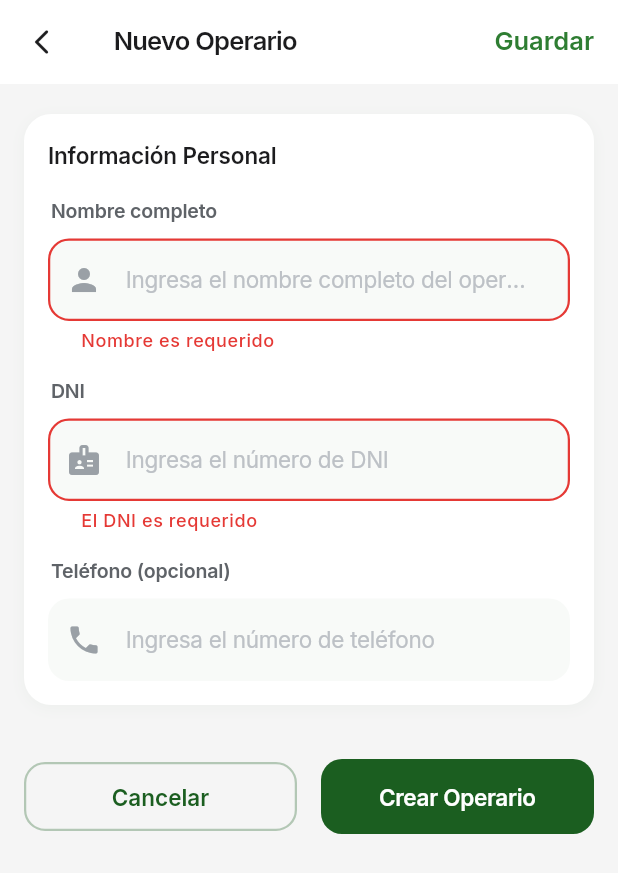
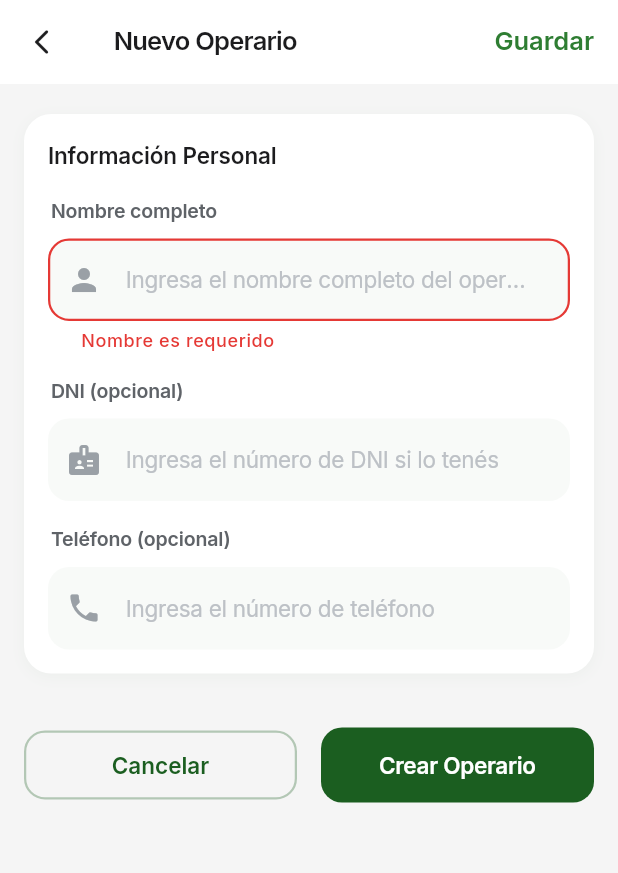
Before and after one commit to Aguvyp/GesAgroFront, a Flutter app: the PersonalFormScreen screen opened directly, after a tap on "Crear Operario", on a phone screen of 412 x 824 dp. Shown: the top 873 px of the screen. Run offline on Flutter 3.47's test engine with Material 3 defaults, Android fonts, the phone set to English and light mode, and no system bars; our stand-ins replace connectivity_plus, dio, equatable, flutter_animate, flutter_map, flutter_riverpod and 10 more; accounts and stored records are empty.

Commit message:
Make employee DNI optional

```diff
--- a/lib/screens/forms/personal_form_screen.dart
+++ b/lib/screens/forms/personal_form_screen.dart
@@ -117,15 +117,14 @@ class _PersonalFormScreenState extends ConsumerState<PersonalFormScreen> {
                     const SizedBox(height: 16),
                     OptimizedTextField(
                       controller: _dniController,
-                      label: 'DNI',
-                      hint: 'Ingresa el número de DNI',
+                      label: 'DNI (opcional)',
+                      hint: 'Ingresa el número de DNI si lo tenés',
                       prefixIcon: const Icon(Icons.badge),
                       keyboardType: TextInputType.number,
                       validator: (value) {
-                        if (value == null || value.isEmpty) {
-                          return 'El DNI es requerido';
-                        }
-                        if (value.length < 7) {
+                        if (value != null &&
+                            value.isNotEmpty &&
+                            value.length < 7) {
                           return 'El DNI debe tener al menos 7 dígitos';
                         }
                         return null;
@@ -187,9 +186,11 @@ class _PersonalFormScreenState extends ConsumerState<PersonalFormScreen> {
 
       try {
         final data = {
-          'nombre': _nombreController.text,
-          'dni': _dniController.text,
-          'telefono': _telefonoController.text,
+          'nombre': _nombreController.text.trim(),
+          'dni': _dniController.text.trim().isEmpty
+              ? null
+              : _dniController.text.trim(),
+          'telefono': _telefonoController.text.trim(),
         };
 
         if (widget.personal == null) {
--- a/pubspec.yaml
+++ b/pubspec.yaml
@@ -3,7 +3,7 @@ description: Aplicación móvil Flutter para gestión agrícola - GesAgro Fronte
 
 publish_to: 'none'
 
-version: 1.0.1+2
+version: 1.0.2+3
 
 environment:
   sdk: '>=3.0.0 <4.0.0'
```
